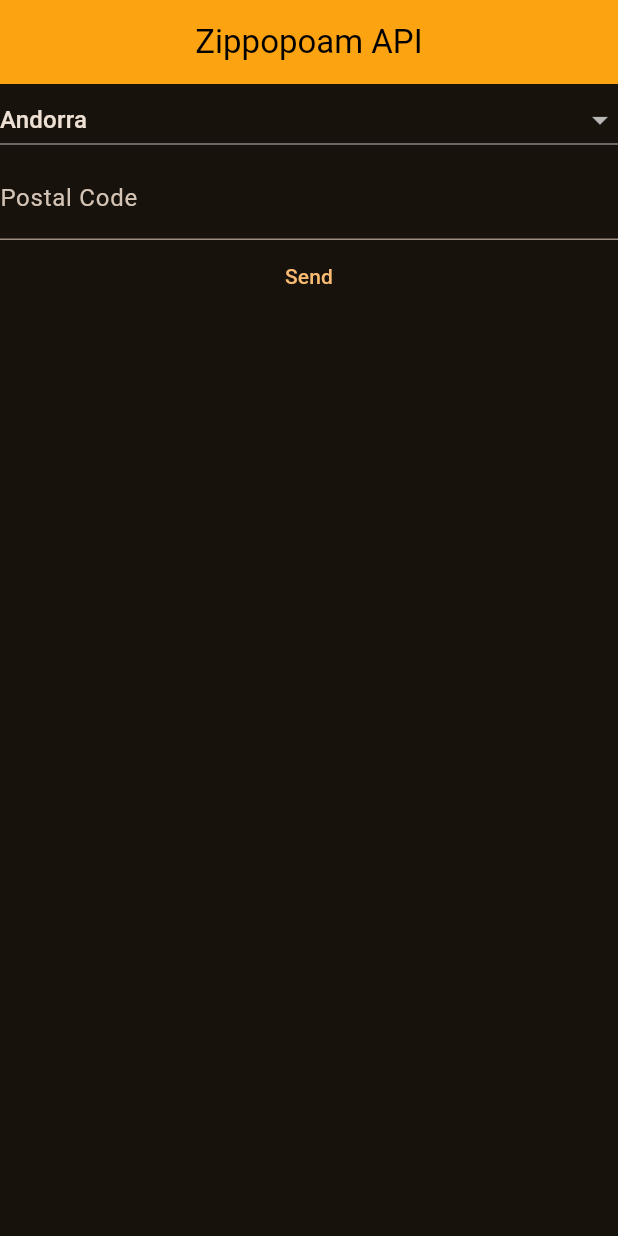
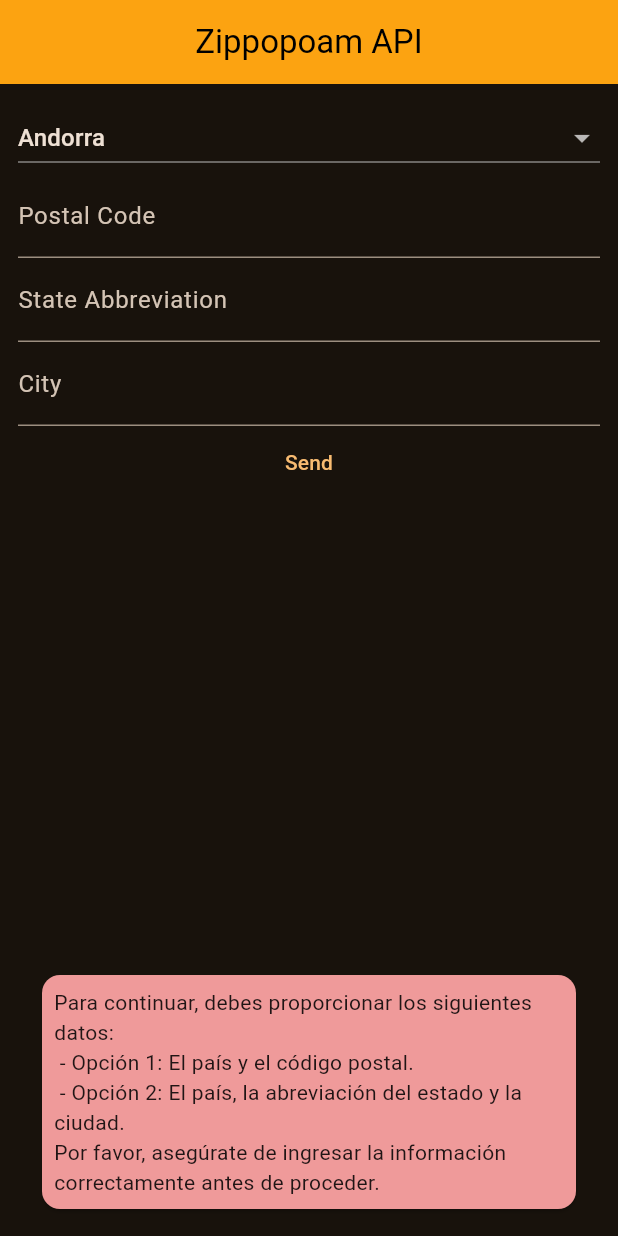
Before and after one commit to isdabenx/cifo_activitat1_4, a Flutter app: the screen it shows after launch, after a tap on "Send", on a phone screen of 412 x 824 dp. Run offline on Flutter 3.47's test engine with Material 3 defaults, Android fonts, the light colour scheme and no system bars; missing offline and left inert: flutter_json_view.

Commit message:
Finalitzar

```diff
--- a/lib/data/countries.dart
+++ b/lib/data/countries.dart
@@ -1,4 +1,5 @@
 import 'package:activitat1_4/models/country.dart';
+import 'package:activitat1_4/models/zippopotam.dart';
 
 List<Country> countries = [
   Country(name: 'Andorra', code: 'AD'),
@@ -75,5 +76,6 @@ List<Country> countries = [
 
 class Selected {
   Country country;
+  Zippopoam? zippopoam;
   Selected({required this.country});
 }
--- /dev/null
+++ b/lib/models/zippopotam.dart
@@ -0,0 +1,81 @@
+import 'dart:convert';
+
+Zippopoam zippopoamFromJson(String str) => Zippopoam.fromJson(json.decode(str));
+
+String zippopoamToJson(Zippopoam data) => json.encode(data.toJson());
+
+class Zippopoam {
+  String? postCode;
+  String country;
+  String countryAbbreviation;
+  List<Place> places;
+  String? placeName;
+  String? state;
+  String? stateAbbreviation;
+
+  Zippopoam({
+    this.postCode,
+    required this.country,
+    required this.countryAbbreviation,
+    required this.places,
+    this.placeName,
+    this.state,
+    this.stateAbbreviation,
+  });
+
+  factory Zippopoam.fromJson(Map<String, dynamic> json) => Zippopoam(
+        postCode: json["post code"],
+        country: json["country"],
+        countryAbbreviation: json["country abbreviation"],
+        places: List<Place>.from(json["places"].map((x) => Place.fromJson(x))),
+        placeName: json["place name"],
+        state: json["state"],
+        stateAbbreviation: json["state abbreviation"],
+      );
+
+  Map<String, dynamic> toJson() => {
+        "post code": postCode,
+        "country": country,
+        "country abbreviation": countryAbbreviation,
+        "places": List<dynamic>.from(places.map((x) => x.toJson())),
+        "place name": placeName,
+        "state": state,
+        "state abbreviation": stateAbbreviation,
+      };
+}
+
+class Place {
+  String placeName;
+  String longitude;
+  String? state;
+  String? stateAbbreviation;
+  String latitude;
+  String? postCode;
+
+  Place({
+    required this.placeName,
+    required this.longitude,
+    this.state,
+    this.stateAbbreviation,
+    required this.latitude,
+    this.postCode,
+  });
+
+  factory Place.fromJson(Map<String, dynamic> json) => Place(
+        placeName: json["place name"],
+        longitude: json["longitude"],
+        state: json["state"],
+        stateAbbreviation: json["state abbreviation"],
+        latitude: json["latitude"],
+        postCode: json["post code"],
+      );
+
+  Map<String, dynamic> toJson() => {
+        "place name": placeName,
+        "longitude": longitude,
+        "state": state,
+        "state abbreviation": stateAbbreviation,
+        "latitude": latitude,
+        "post code": postCode,
+      };
+}
--- a/lib/screens/home_screen.dart
+++ b/lib/screens/home_screen.dart
@@ -1,10 +1,17 @@
 import 'package:activitat1_4/data/countries.dart';
-import 'package:activitat1_4/services/zippopotamus.dart';
+import 'package:activitat1_4/models/zippopotam.dart';
+import 'package:activitat1_4/services/zippopotam_provider.dart';
+import 'package:activitat1_4/widgets/country_selection.dart';
+import 'package:activitat1_4/widgets/view_zippopotam.dart';
 import 'package:flutter/material.dart';
 
 class HomeScreen extends StatelessWidget {
   final Selected selected = Selected(country: countries.first);
   final TextEditingController postalCode = TextEditingController();
+  final TextEditingController stateAbbreviation = TextEditingController();
+  final TextEditingController city = TextEditingController();
+  final GlobalKey<ViewZippopotamState> viewZippopotamKey =
+      GlobalKey<ViewZippopotamState>();
 
   HomeScreen({
     super.key,
@@ -19,7 +26,10 @@ class HomeScreen extends StatelessWidget {
         centerTitle: true,
         foregroundColor: Colors.black,
       ),
-      body: Column(
+      body: SingleChildScrollView(
+        child: Padding(
+          padding: const EdgeInsets.all(12.0),
+          child: Column(
             children: [
               CountrySelection(
                 selectedCountry: selected,
@@ -30,50 +40,68 @@ class HomeScreen extends StatelessWidget {
                   labelText: 'Postal Code',
                 ),
               ),
+              TextField(
+                controller: stateAbbreviation,
+                decoration:
+                    const InputDecoration(labelText: "State Abbreviation"),
+              ),
+              TextField(
+                controller: city,
+                decoration: const InputDecoration(labelText: "City"),
+              ),
               TextButton(
                 onPressed: () {
-              Zippopotamus(
+                  if (postalCode.text.isNotEmpty ||
+                      (city.text.isNotEmpty &&
+                          stateAbbreviation.text.isNotEmpty)) {
+                    Future<Zippopoam> zippopoam = ZippopotamProvider(
                       countryCode: selected.country.code,
-                      postalCode: postalCode.text)
-                  .test();
+                      postalCode: postalCode.text,
+                      city: city.text,
+                      state: stateAbbreviation.text,
+                    ).fetch();
+                    zippopoam
+                        .then((Zippopoam zippopoamResult) => viewZippopotamKey
+                            .currentState
+                            ?.updateView(zippopoamResult))
+                        .catchError((error) {
+                      viewZippopotamKey.currentState?.updateView(null);
+                    });
+                  } else {
+                    ScaffoldMessenger.of(context).showSnackBar(
+                      SnackBar(
+                        backgroundColor:
+                            Theme.of(context).scaffoldBackgroundColor,
+                        duration: const Duration(seconds: 10),
+                        content: Card(
+                          color: Colors.red.shade200,
+                          child: const Padding(
+                            padding: EdgeInsets.all(8.0),
+                            child: Text(
+                              "Para continuar, debes proporcionar los siguientes datos:\n"
+                              "\t- Opción 1: El país y el código postal.\n"
+                              "\t- Opción 2: El país, la abreviación del estado y la ciudad.\n"
+                              "Por favor, asegúrate de ingresar la información correctamente antes de proceder.",
+                              style: TextStyle(
+                                color: Colors.black87,
+                              ),
+                            ),
+                          ),
+                        ),
+                      ),
+                    );
+                  }
                 },
                 child: const Text("Send"),
+              ),
+              const SizedBox(height: 20),
+              ViewZippopotam(
+                key: viewZippopotamKey,
               )
             ],
+          ),
+        ),
       ),
     );
   }
 }
-
-class CountrySelection extends StatefulWidget {
-  final Selected selectedCountry;
-  const CountrySelection({
-    super.key,
-    required this.selectedCountry,
-  });
-
-  @override
-  State<CountrySelection> createState() => _CountrySelectionState();
-}
-
-class _CountrySelectionState extends State<CountrySelection> {
-  // Country _selected = countries.first;
-  @override
-  Widget build(BuildContext context) {
-    return DropdownButton(
-      isExpanded: true,
-      value: widget.selectedCountry.country,
-      items: countries.map((country) {
-        return DropdownMenuItem(
-          value: country,
-          child: Text(country.name),
-        );
-      }).toList(),
-      onChanged: (country) {
-        setState(() {
-          if (country != null) widget.selectedCountry.country = country;
-        });
-      },
-    );
-  }
-}
--- /dev/null
+++ b/lib/services/zippopotam_provider.dart
@@ -0,0 +1,32 @@
+import 'package:activitat1_4/models/zippopotam.dart';
+import 'package:http/http.dart' as http;
+
+class ZippopotamProvider {
+  static const String scheme = 'https';
+  static const String host = 'api.zippopotam.us';
+  String countryCode;
+  String state;
+  String city;
+  String postalCode;
+
+  ZippopotamProvider(
+      {required this.countryCode,
+      required this.state,
+      required this.city,
+      required this.postalCode});
+
+  Future<Zippopoam> fetch() async {
+    List<String> pathSegments = [countryCode];
+
+    if (state.isNotEmpty && city.isNotEmpty) {
+      pathSegments.addAll([state, city]);
+    } else if (postalCode.isNotEmpty) {
+      pathSegments.add(postalCode);
+    }
+
+    http.Response response = await http
+        .get(Uri(scheme: scheme, host: host, pathSegments: pathSegments));
+    final Zippopoam zippopoam = zippopoamFromJson(response.body);
+    return zippopoam;
+  }
+}
--- a/lib/services/zippopotamus.dart
+++ /dev/null
@@ -1,23 +0,0 @@
-import 'package:http/http.dart' as http;
-
-class Zippopotamus {
-  static const String scheme = 'https';
-  static const String host = 'api.zippopotam.us';
-  String countryCode;
-  String? state;
-  String? city;
-  String? postalCode;
-
-  Zippopotamus(
-      {required this.countryCode, this.state, this.city, this.postalCode});
-
-  void test() async {
-    List<String> pathSegments = [countryCode];
-
-    if (postalCode != null) pathSegments.add(postalCode!);
-
-    var response = await http
-        .get(Uri(scheme: scheme, host: host, pathSegments: pathSegments));
-    print(response.body);
-  }
-}
--- /dev/null
+++ b/lib/widgets/country_selection.dart
@@ -0,0 +1,34 @@
+import 'package:activitat1_4/data/countries.dart';
+import 'package:flutter/material.dart';
+
+class CountrySelection extends StatefulWidget {
+  final Selected selectedCountry;
+  const CountrySelection({
+    super.key,
+    required this.selectedCountry,
+  });
+
+  @override
+  State<CountrySelection> createState() => _CountrySelectionState();
+}
+
+class _CountrySelectionState extends State<CountrySelection> {
+  @override
+  Widget build(BuildContext context) {
+    return DropdownButton(
+      isExpanded: true,
+      value: widget.selectedCountry.country,
+      items: countries.map((country) {
+        return DropdownMenuItem(
+          value: country,
+          child: Text(country.name),
+        );
+      }).toList(),
+      onChanged: (country) {
+        setState(() {
+          if (country != null) widget.selectedCountry.country = country;
+        });
+      },
+    );
+  }
+}
--- /dev/null
+++ b/lib/widgets/detailed_zippopotam.dart
@@ -0,0 +1,68 @@
+import 'package:activitat1_4/models/zippopotam.dart';
+import 'package:activitat1_4/widgets/place_view.dart';
+import 'package:activitat1_4/widgets/row_key_value.dart';
+import 'package:flutter/material.dart';
+import 'package:flutter_json_view/flutter_json_view.dart';
+
+class DetailedZippopotam extends StatefulWidget {
+  final Zippopoam? zippopoam;
+  const DetailedZippopotam({super.key, this.zippopoam});
+
+  @override
+  State<DetailedZippopotam> createState() => _DetailedZippopotamState();
+}
+
+class _DetailedZippopotamState extends State<DetailedZippopotam> {
+  @override
+  Widget build(BuildContext context) {
+    Zippopoam? zippopoam = widget.zippopoam;
+    if (zippopoam == null) {
+      return const Text("No data");
+    }
+    return Column(
+      children: [
+        if (zippopoam.placeName != null)
+          RowKeyValue(label: "Name", value: zippopoam.placeName!),
+        if (zippopoam.state != null)
+          RowKeyValue(label: "State", value: zippopoam.state!),
+        if (zippopoam.stateAbbreviation != null)
+          RowKeyValue(
+              label: "State Abbreviation", value: zippopoam.stateAbbreviation!),
+        if (zippopoam.postCode != null)
+          RowKeyValue(label: "Postal Code", value: zippopoam.postCode!),
+        RowKeyValue(label: "Country", value: zippopoam.country),
+        RowKeyValue(
+            label: "Country Abbreviation",
+            value: zippopoam.countryAbbreviation),
+        PlacesView(places: zippopoam.places),
+        const Divider(),
+        const SizedBox(height: 20),
+        JsonView.map(
+          zippopoam.toJson(),
+          theme: JsonViewTheme(
+            errorBuilder: (context, object) => Text(
+              "$object",
+              style: TextStyle(color: Colors.redAccent),
+            ),
+          ),
+        ),
+        ExpansionTile(
+          title: const Text(
+            "Response",
+            style: TextStyle(
+              fontSize: 18,
+              fontWeight: FontWeight.bold,
+            ),
+          ),
+          leading: const Icon(Icons.info),
+          children: [
+            Padding(
+              padding: const EdgeInsets.all(8.0),
+              child: Text(zippopoam.toJson().toString()),
+            )
+          ],
+        ),
+      ],
+    );
+  }
+}
--- /dev/null
+++ b/lib/widgets/view_zippopotam.dart
@@ -0,0 +1,30 @@
+import 'package:activitat1_4/models/zippopotam.dart';
+import 'package:activitat1_4/widgets/detailed_zippopotam.dart';
+import 'package:flutter/material.dart';
+
+class ViewZippopotam extends StatefulWidget {
+  const ViewZippopotam({
+    super.key,
+  });
+
+  @override
+  State<ViewZippopotam> createState() => ViewZippopotamState();
+}
+
+class ViewZippopotamState extends State<ViewZippopotam> {
+  Zippopoam? zippopoam;
+
+  void updateView(Zippopoam? newZippopoam) {
+    setState(() {
+      zippopoam = newZippopoam;
+    });
+  }
+
+  @override
+  Widget build(BuildContext context) {
+    return Offstage(
+      offstage: zippopoam == null,
+      child: DetailedZippopotam(zippopoam: zippopoam),
+    );
+  }
+}
--- a/pubspec.yaml
+++ b/pubspec.yaml
@@ -9,12 +9,13 @@ environment:
 dependencies:
   flutter:
     sdk: flutter
+  flutter_json_view: ^1.1.5
   http: ^1.2.2
 
 dev_dependencies:
   flutter_test:
     sdk: flutter
-  flutter_lints: ^4.0.0
+  flutter_lints: ^5.0.0
 
 flutter:
   uses-material-design: true
```
Also changed, not shown: lib/widgets/place_view.dart (added, +48 -0 lines), lib/widgets/row_key_value.dart (added, +35 -0 lines), pubspec.lock. Lines whose indentation alone changed are shown as unchanged.
